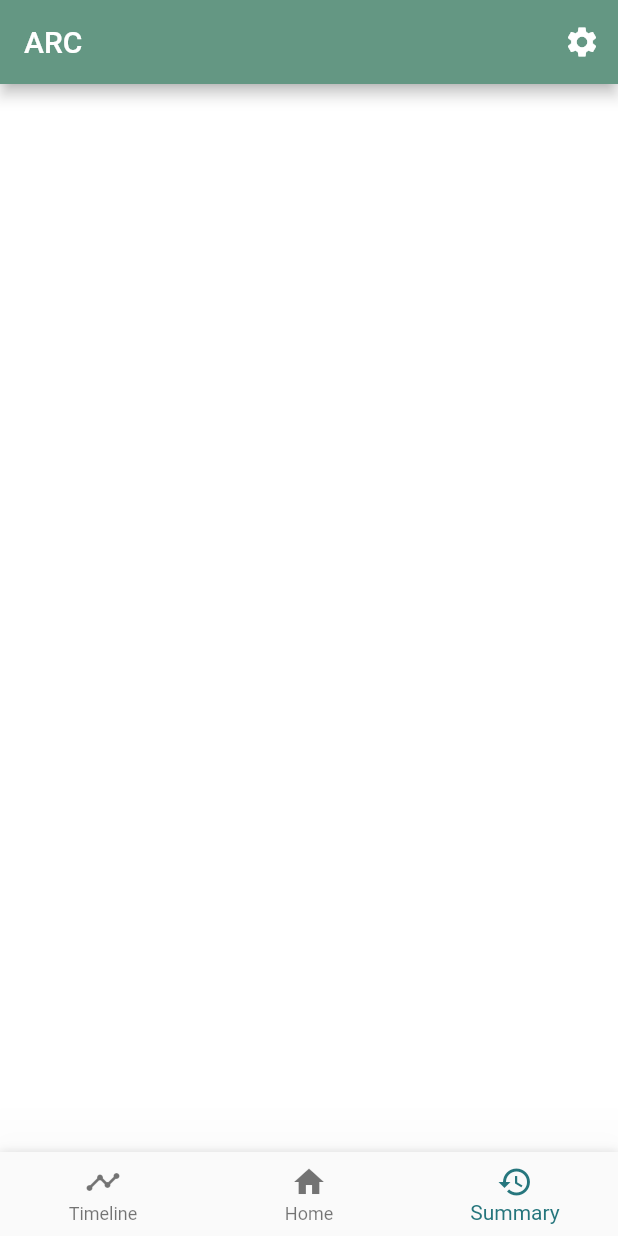
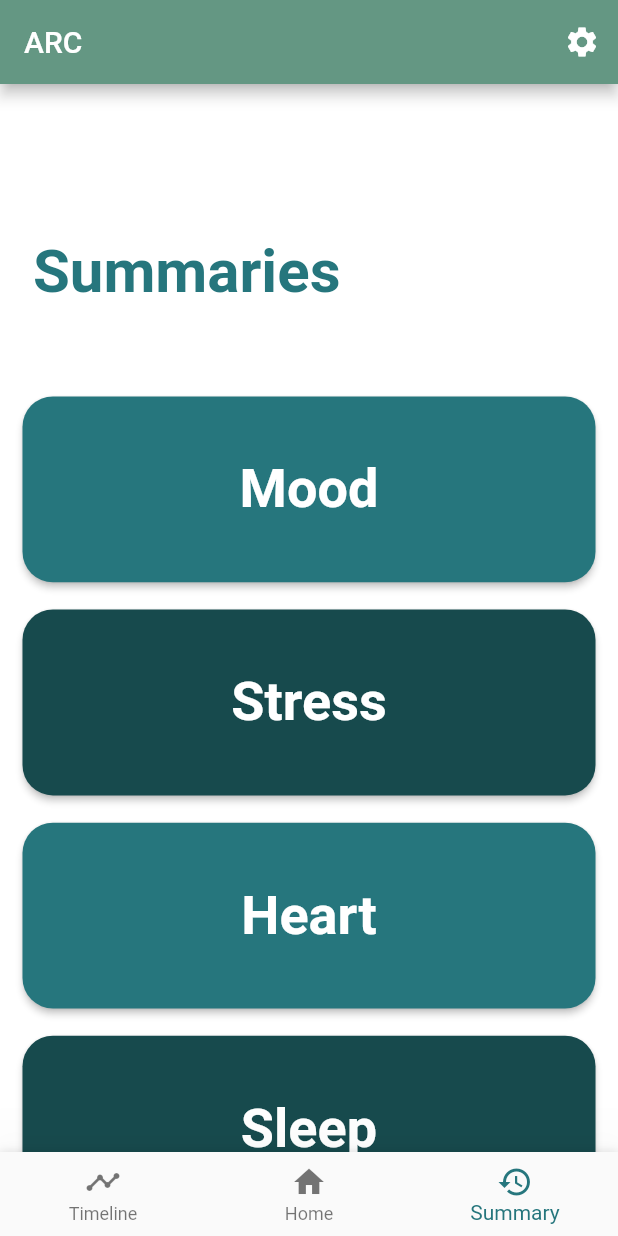
Before and after one commit to sahilmahendrakar/ARCApp, a Flutter app: the screen it shows once a user with an empty profile is signed in, swiped to page 3, on a phone screen of 412 x 824 dp. Run offline on Flutter 3.47's test engine with Material 2 defaults, Android fonts, the light colour scheme and no system bars; our stand-ins replace firebase_auth, firebase_core, firebase_database, settings_ui; accounts and stored records are empty.

Commit message:
Summary page basics: details to be added

```diff
--- a/lib/screens/Summary/summary_body.dart
+++ b/lib/screens/Summary/summary_body.dart
@@ -1,4 +1,8 @@
+import 'package:arc_app/constants.dart';
+import 'package:arc_app/screens/Dashboard/dashboard_screen.dart';
 import 'package:flutter/material.dart';
+
+import '../../size_config.dart';
 
 class SummaryBody extends StatefulWidget {
   @override
@@ -8,6 +12,74 @@ class SummaryBody extends StatefulWidget {
 class _SummaryState extends State<SummaryBody> {
   @override
   Widget build(BuildContext context) {
-    return Container();
+    return Container(
+      child: ListView(
+        padding: EdgeInsets.fromLTRB(
+            getProportionateScreenWidth(10),
+            getProportionateScreenHeight(100.0),
+            getProportionateScreenWidth(10),
+            getProportionateScreenHeight(20.0)),
+        children: <Widget>[
+          Padding(
+            padding: EdgeInsets.fromLTRB(
+                getProportionateScreenWidth(10),
+                getProportionateScreenHeight(0),
+                getProportionateScreenWidth(10),
+                getProportionateScreenHeight(50.0)),
+            child: Align(
+              alignment: Alignment.topLeft,
+              child: Text(
+                "Summaries",
+                style: TextStyle(
+                    color: secondary,
+                    fontSize: 40,
+                    fontWeight: FontWeight.bold),
+              ),
+            ),
+          ),
+          summaryItem(context, secondary, "Mood"),
+          summaryItem(context, darkestBlue, "Stress"),
+          summaryItem(context, secondary, "Heart"),
+          summaryItem(context, darkestBlue, "Sleep")
+        ],
+      ),
+    );
   }
 }
+
+GestureDetector summaryItem(BuildContext context, Color color, String title) {
+  return GestureDetector(
+      onTap: () {
+        //TODO: Change the destination page
+        Navigator.pushNamed(context, Dashboard.routeName);
+      },
+      child: Padding(
+        padding: EdgeInsets.fromLTRB(
+            getProportionateScreenWidth(0),
+            getProportionateScreenHeight(5),
+            getProportionateScreenWidth(0),
+            getProportionateScreenHeight(5)),
+        child: SizedBox(
+            width: getProportionateScreenWidth(350),
+            height: getProportionateScreenHeight(130),
+            child: Card(
+                elevation: 2,
+                shape: RoundedRectangleBorder(
+                    borderRadius: BorderRadius.circular(
+                        getProportionateScreenHeight(20))),
+                color: color,
+                child: Column(
+                    crossAxisAlignment: CrossAxisAlignment.center,
+                    mainAxisAlignment: MainAxisAlignment.center,
+                    children: <Widget>[
+                      Text(
+                        title,
+                        style: TextStyle(
+                          color: pureWhite,
+                          fontSize: 36,
+                          fontWeight: FontWeight.bold,
+                        ),
+                      ),
+                    ]))),
+      ));
+}
```
